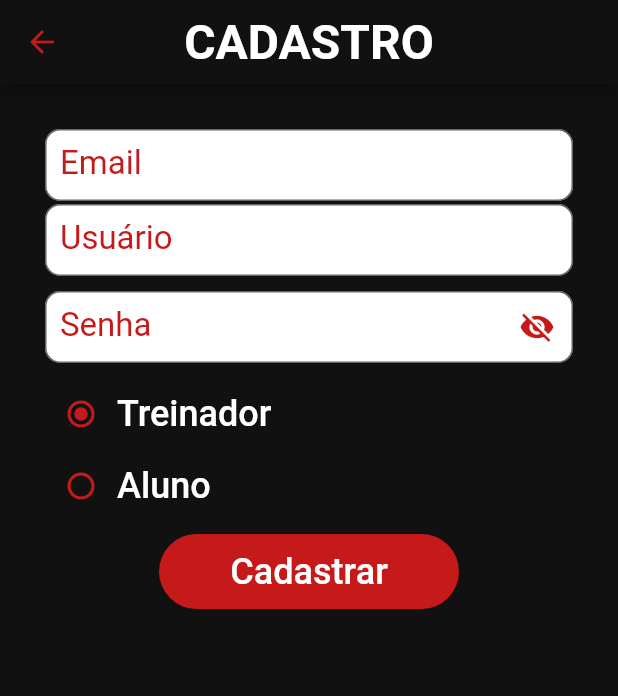
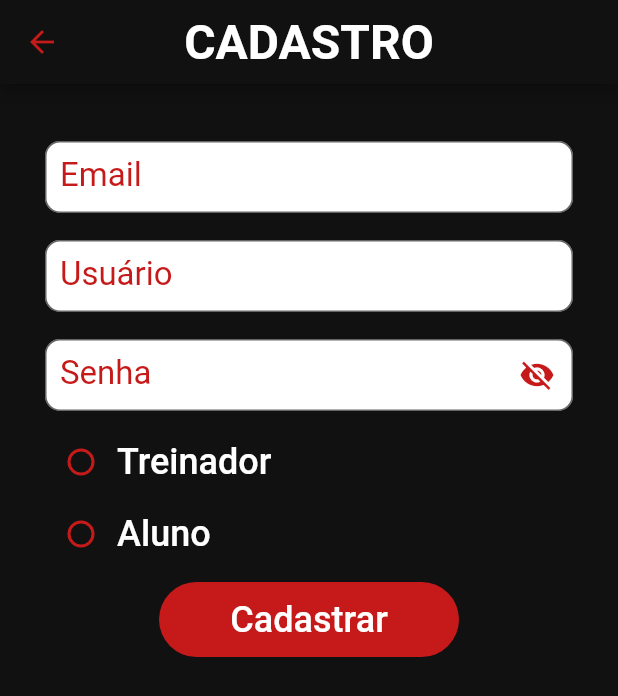
Before and after one commit to othiagosilva/myTrainer, a Flutter app: the RegisterPage screen opened by its route, on a phone screen of 412 x 824 dp. Shown: the top 696 px of the screen. Run offline on Flutter 3.47's test engine with Material 2 defaults, Android fonts, the light colour scheme and no system bars; our stand-ins replace cloud_firestore, firebase_auth, firebase_core; accounts and stored records are empty; Roboto replaces fonts that are missing (OpenSans).

Commit message:
adicao de icone do app + analise de erros/bugs

```diff
--- a/lib/main.dart
+++ b/lib/main.dart
@@ -2,7 +2,7 @@ import 'package:firebase_core/firebase_core.dart';
 import 'package:flutter/material.dart';
 import 'package:my_trainer/pages/login_page.dart';
 import 'package:my_trainer/pages/sobre_page.dart';
-import 'package:my_trainer/pages/cadatro_page.dart';
+import 'package:my_trainer/pages/cadastro_page.dart';
 import 'package:my_trainer/pages/home_page.dart';
 import 'package:my_trainer/pages/treinador/aluno/cadastrar_dados_aluno.dart';
 import 'package:my_trainer/pages/treinador/aluno/consultar_aluno.dart';
--- a/lib/pages/cadatro_page.dart
+++ b/lib/pages/cadastro_page.dart
@@ -12,11 +12,11 @@ class RegisterPage extends StatefulWidget {
 }
 
 class _RegisterPageState extends State<RegisterPage> {
-  final formKey = GlobalKey<FormState>();
+  // final formKey = GlobalKey<FormState>();
   var txtEmail = TextEditingController();
   var txtUsuario = TextEditingController();
   var txtSenha = TextEditingController();
-  String permissao = 't';
+  String permissao = '';
   //*
   //* View
   //*
@@ -37,7 +37,7 @@ class _RegisterPageState extends State<RegisterPage> {
       backgroundColor: Theme.of(context).backgroundColor,
       body: SingleChildScrollView(
         child: Form(
-          key: formKey,
+          // key: formKey,
           child: Container(
             padding: EdgeInsets.all(30),
             child: Column(
@@ -164,10 +164,10 @@ class _RegisterPageState extends State<RegisterPage> {
           ),
         ),
         onPressed: () {
-          if (formKey.currentState!.validate()) {
-            criarConta(txtUsuario, txtEmail.text, txtSenha.text, permissao);
-            adicionarConta(txtUsuario, txtEmail.text, txtSenha.text, permissao);
-          }
+          // if (formKey.currentState!.validate()) {
+          criarConta(txtUsuario, txtEmail.text, txtSenha.text, permissao);
+          adicionarConta(txtUsuario, txtEmail.text, txtSenha.text, permissao);
+          // }s
         },
       ),
     );
--- a/lib/pages/login_page.dart
+++ b/lib/pages/login_page.dart
@@ -16,7 +16,7 @@ class _LoginPageState extends State<LoginPage> {
   var txtEmail = TextEditingController();
   var txtSenha = TextEditingController();
   bool isLoading = false;
-  final formKey = GlobalKey<FormState>();
+  // final formKey = GlobalKey<FormState>();
   //*
   //* View
   //*
@@ -27,7 +27,7 @@ class _LoginPageState extends State<LoginPage> {
       body: Container(
         child: SingleChildScrollView(
           child: Form(
-            key: formKey,
+            // key: formKey,
             child: Container(
               padding: EdgeInsets.fromLTRB(24, 96, 24, 24),
               child: Column(
@@ -79,7 +79,7 @@ class _LoginPageState extends State<LoginPage> {
     FirebaseAuth.instance
         .signInWithEmailAndPassword(email: email, password: senha)
         .then((value) {
-      Navigator.pushReplacementNamed(context, 'home', arguments: email);
+      Navigator.pushReplacementNamed(context, 'home');
     }).catchError((erro) {
       if (erro.code == 'wrong-password' || erro.code == 'invalid-email') {
         exibirMensagem('Email ou senha inválido.');
--- a/lib/widgets/widget_CampoTexto.dart
+++ b/lib/widgets/widget_CampoTexto.dart
@@ -13,7 +13,9 @@ class WidgetCampoTexto extends StatefulWidget {
 class _WidgetCampoTextoState extends State<WidgetCampoTexto> {
   @override
   Widget build(BuildContext context) {
-    return Column(
+    return Container(
+      padding: EdgeInsets.symmetric(vertical: 8),
+      child: Column(
         children: [
           Container(
             height: 50,
@@ -50,6 +52,7 @@ class _WidgetCampoTextoState extends State<WidgetCampoTexto> {
             ),
           ),
         ],
+      ),
     );
   }
 }
```
Also changed, not shown: lib/pages/treinador/renda/consultar_renda.dart (+9 -3 lines), pubspec.yaml (+7 -0 lines), lib/images/icon.png (added), pubspec.lock, 22 other files. Lines whose indentation alone changed are shown as unchanged.
